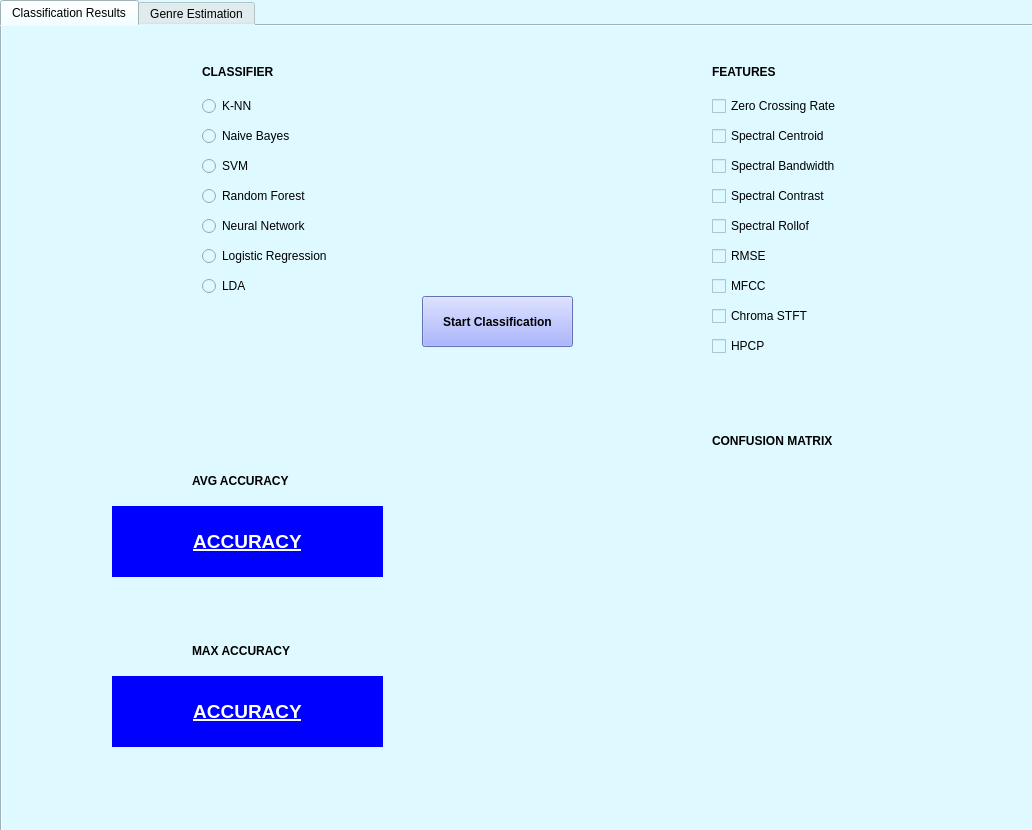
Old version of the form arayuzV2.ui in the repository cetekin/signalProcessing.
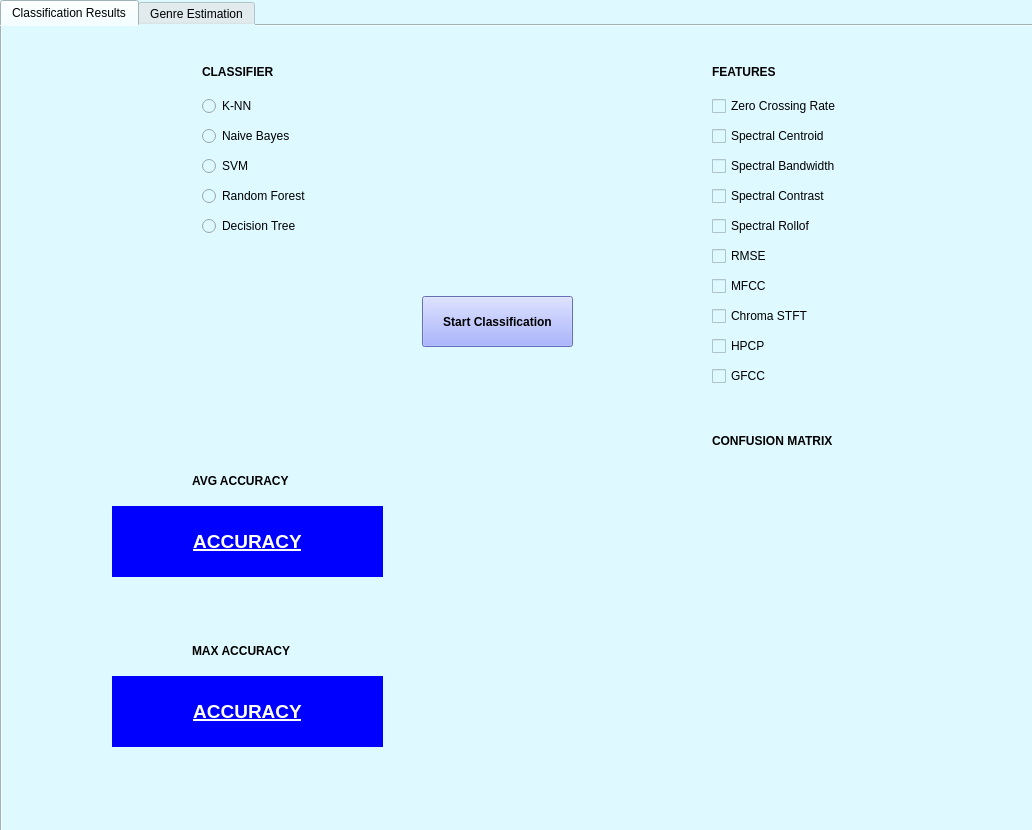
New version of the form.

The edit to the form file:
```diff
--- a/arayuzV2.ui
+++ b/arayuzV2.ui
@@ -51,19 +51,6 @@
      <attribute name="title">
       <string>Classification Results</string>
      </attribute>
-     <widget class="QRadioButton" name="rb_lda">
-      <property name="geometry">
-       <rect>
-        <x>200</x>
-        <y>250</y>
-        <width>95</width>
-        <height>20</height>
-       </rect>
-      </property>
-      <property name="text">
-       <string>LDA</string>
-      </property>
-     </widget>
      <widget class="QRadioButton" name="rb_knn">
       <property name="geometry">
        <rect>
@@ -77,19 +64,6 @@
        <string>K-NN</string>
       </property>
      </widget>
-     <widget class="QRadioButton" name="rb_log_reg">
-      <property name="geometry">
-       <rect>
-        <x>200</x>
-        <y>220</y>
-        <width>141</width>
-        <height>20</height>
-       </rect>
-      </property>
-      <property name="text">
-       <string>Logistic Regression</string>
-      </property>
-     </widget>
      <widget class="QRadioButton" name="rb_naive_bayes">
       <property name="geometry">
        <rect>
@@ -135,19 +109,6 @@
        <string>Random Forest</string>
       </property>
      </widget>
-     <widget class="QRadioButton" name="rb_neu_network">
-      <property name="geometry">
-       <rect>
-        <x>200</x>
-        <y>190</y>
-        <width>131</width>
-        <height>20</height>
-       </rect>
-      </property>
-      <property name="text">
-       <string>Neural Network</string>
-      </property>
-     </widget>
      <widget class="QRadioButton" name="rb_svm">
       <property name="geometry">
        <rect>
@@ -449,6 +410,32 @@
        <string>HPCP</string>
       </property>
      </widget>
+     <widget class="QCheckBox" name="cb_gfcc">
+      <property name="geometry">
+       <rect>
+        <x>710</x>
+        <y>340</y>
+        <width>111</width>
+        <height>20</height>
+       </rect>
+      </property>
+      <property name="text">
+       <string>GFCC</string>
+      </property>
+     </widget>
+     <widget class="QRadioButton" name="rb_decision_tree">
+      <property name="geometry">
+       <rect>
+        <x>200</x>
+        <y>190</y>
+        <width>121</width>
+        <height>20</height>
+       </rect>
+      </property>
+      <property name="text">
+       <string>Decision Tree</string>
+      </property>
+     </widget>
     </widget>
     <widget class="QWidget" name="tab_screen_2">
      <attribute name="title">
```
